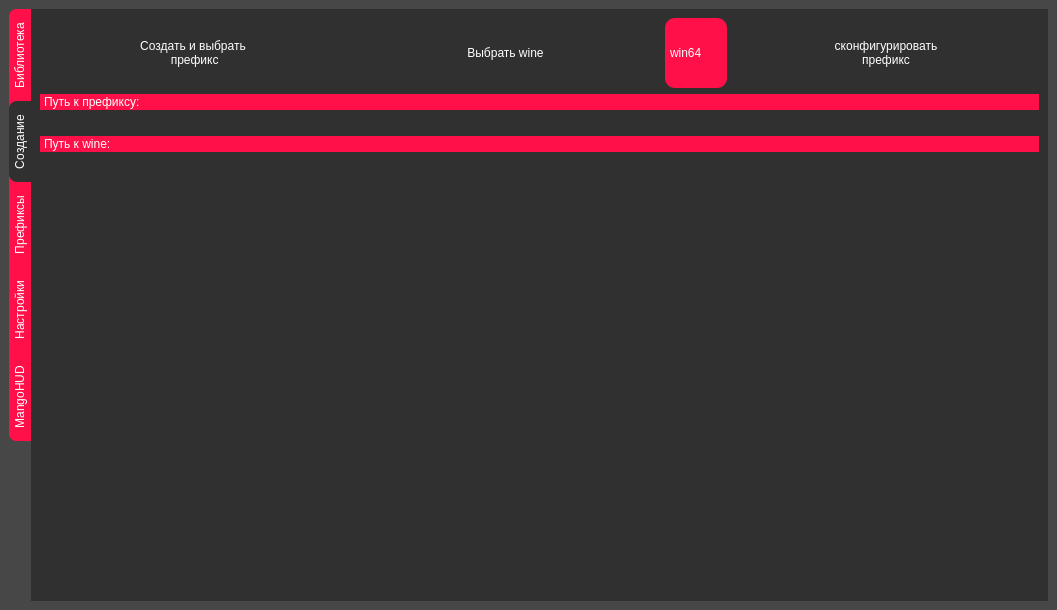
Old version of the form code_files/untitled.ui in the repository magiclinuxoid/GamesForLinux.
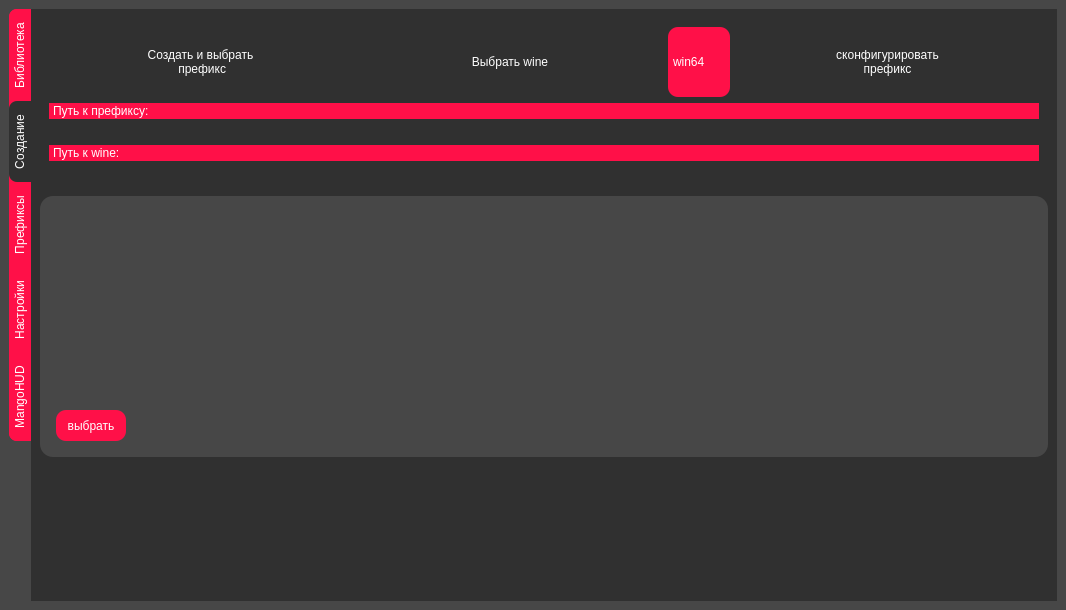
New version of the form. The open tabs and pages were chosen to show the change. Icons and pictures are not drawn.

Commit message: v0.25 выбор wine списком

```diff
--- a/code_files/untitled.ui
+++ b/code_files/untitled.ui
@@ -9,7 +9,7 @@
    <rect>
     <x>0</x>
     <y>0</y>
-    <width>1057</width>
+    <width>1066</width>
     <height>610</height>
    </rect>
   </property>
@@ -1802,175 +1802,121 @@
         <string>Создание</string>
        </attribute>
        <layout class="QGridLayout" name="gridLayout">
-        <item row="2" column="0">
-         <layout class="QVBoxLayout" name="verticalLayout">
-          <item>
-           <widget class="QLabel" name="label_3">
-            <property name="styleSheet">
-             <string notr="true">border-width: 1px;        
-background-color: rgb(255, 16, 72);
-border-radius:10px;
-border:none;
-font: 16pt &quot;Franxurter Totally&quot;;
-padding:1px;
-color: rgb(255, 255, 255);</string>
-            </property>
-            <property name="text">
-             <string>Путь к префиксу:</string>
-            </property>
-           </widget>
-          </item>
-          <item>
-           <widget class="QLabel" name="label">
-            <property name="styleSheet">
-             <string notr="true">color: rgb(255, 255, 255);</string>
-            </property>
-            <property name="text">
-             <string/>
-            </property>
-            <property name="textInteractionFlags">
-             <set>Qt::LinksAccessibleByMouse|Qt::TextSelectableByMouse</set>
-            </property>
-           </widget>
-          </item>
-          <item>
-           <widget class="QLabel" name="label_4">
-            <property name="styleSheet">
-             <string notr="true">border-width: 1px;        
-border-style: solid;
-background-color: rgb(255, 16, 72);
-border-radius:10px;
-border:none;
-font: 16pt &quot;Franxurter Totally&quot;;
-padding:1px;
-color: rgb(255, 255, 255);</string>
-            </property>
-            <property name="text">
-             <string>Путь к wine:</string>
-            </property>
-           </widget>
-          </item>
-          <item>
-           <widget class="QLabel" name="label_2">
-            <property name="styleSheet">
-             <string notr="true">color: rgb(255, 255, 255);</string>
-            </property>
-            <property name="text">
-             <string/>
-            </property>
-           </widget>
-          </item>
-         </layout>
-        </item>
-        <item row="8" column="0">
-         <spacer name="verticalSpacer">
-          <property name="orientation">
-           <enum>Qt::Vertical</enum>
+        <item row="0" column="0">
+         <widget class="QGroupBox" name="groupBox_5">
+          <property name="sizePolicy">
+           <sizepolicy hsizetype="Preferred" vsizetype="Fixed">
+            <horstretch>0</horstretch>
+            <verstretch>0</verstretch>
+           </sizepolicy>
           </property>
-          <property name="sizeHint" stdset="0">
-           <size>
-            <width>20</width>
-            <height>40</height>
-           </size>
+          <property name="styleSheet">
+           <string notr="true">
+border-radius:13px;
+
+
+</string>
           </property>
-         </spacer>
-        </item>
-        <item row="1" column="0">
-         <layout class="QHBoxLayout" name="horizontalLayout_2">
-          <item>
-           <widget class="QToolButton" name="Createprefix">
-            <property name="sizePolicy">
-             <sizepolicy hsizetype="MinimumExpanding" vsizetype="Preferred">
-              <horstretch>0</horstretch>
-              <verstretch>0</verstretch>
-             </sizepolicy>
-            </property>
-            <property name="minimumSize">
-             <size>
-              <width>0</width>
-              <height>70</height>
-             </size>
-            </property>
-            <property name="styleSheet">
-             <string notr="true">QToolButton::checked{
+          <property name="title">
+           <string/>
+          </property>
+          <layout class="QGridLayout" name="gridLayout_14">
+           <item row="0" column="0">
+            <layout class="QHBoxLayout" name="horizontalLayout_2">
+             <item>
+              <widget class="QToolButton" name="Createprefix">
+               <property name="sizePolicy">
+                <sizepolicy hsizetype="MinimumExpanding" vsizetype="Preferred">
+                 <horstretch>0</horstretch>
+                 <verstretch>0</verstretch>
+                </sizepolicy>
+               </property>
+               <property name="minimumSize">
+                <size>
+                 <width>0</width>
+                 <height>70</height>
+                </size>
+               </property>
+               <property name="styleSheet">
+                <string notr="true">QToolButton::checked{
 border-radius:10px;
 background-color:rgb(255, 16, 72);
 }</string>
-            </property>
-            <property name="text">
-             <string>Создать и выбрать
+               </property>
+               <property name="text">
+                <string>Создать и выбрать
  префикс</string>
-            </property>
-            <property name="iconSize">
-             <size>
-              <width>40</width>
-              <height>40</height>
-             </size>
-            </property>
-            <property name="checkable">
-             <bool>true</bool>
-            </property>
-            <property name="checked">
-             <bool>false</bool>
-            </property>
-            <property name="autoExclusive">
-             <bool>true</bool>
-            </property>
-            <property name="toolButtonStyle">
-             <enum>Qt::ToolButtonTextUnderIcon</enum>
-            </property>
-           </widget>
-          </item>
-          <item>
-           <widget class="QToolButton" name="Selectwine">
-            <property name="sizePolicy">
-             <sizepolicy hsizetype="MinimumExpanding" vsizetype="Preferred">
-              <horstretch>0</horstretch>
-              <verstretch>0</verstretch>
-             </sizepolicy>
-            </property>
-            <property name="styleSheet">
-             <string notr="true">QToolButton::checked{
+               </property>
+               <property name="iconSize">
+                <size>
+                 <width>40</width>
+                 <height>40</height>
+                </size>
+               </property>
+               <property name="checkable">
+                <bool>true</bool>
+               </property>
+               <property name="checked">
+                <bool>false</bool>
+               </property>
+               <property name="autoExclusive">
+                <bool>true</bool>
+               </property>
+               <property name="toolButtonStyle">
+                <enum>Qt::ToolButtonTextUnderIcon</enum>
+               </property>
+              </widget>
+             </item>
+             <item>
+              <widget class="QToolButton" name="Selectwine">
+               <property name="sizePolicy">
+                <sizepolicy hsizetype="MinimumExpanding" vsizetype="Preferred">
+                 <horstretch>0</horstretch>
+                 <verstretch>0</verstretch>
+                </sizepolicy>
+               </property>
+               <property name="styleSheet">
+                <string notr="true">QToolButton::checked{
 border-radius:10px;
 background-color: rgb(255, 16, 72);
 }</string>
-            </property>
-            <property name="text">
-             <string>Выбрать wine</string>
-            </property>
-            <property name="iconSize">
-             <size>
-              <width>40</width>
-              <height>40</height>
-             </size>
-            </property>
-            <property name="checkable">
-             <bool>true</bool>
-            </property>
-            <property name="checked">
-             <bool>false</bool>
-            </property>
-            <property name="autoExclusive">
-             <bool>true</bool>
-            </property>
-            <property name="toolButtonStyle">
-             <enum>Qt::ToolButtonTextUnderIcon</enum>
-            </property>
-           </widget>
-          </item>
-          <item alignment="Qt::AlignHCenter">
-           <widget class="QComboBox" name="comboBox">
-            <property name="sizePolicy">
-             <sizepolicy hsizetype="MinimumExpanding" vsizetype="Preferred">
-              <horstretch>0</horstretch>
-              <verstretch>0</verstretch>
-             </sizepolicy>
-            </property>
-            <property name="autoFillBackground">
-             <bool>false</bool>
-            </property>
-            <property name="styleSheet">
-             <string notr="true">QComboBox{
+               </property>
+               <property name="text">
+                <string>Выбрать wine</string>
+               </property>
+               <property name="iconSize">
+                <size>
+                 <width>40</width>
+                 <height>40</height>
+                </size>
+               </property>
+               <property name="checkable">
+                <bool>true</bool>
+               </property>
+               <property name="checked">
+                <bool>false</bool>
+               </property>
+               <property name="autoExclusive">
+                <bool>true</bool>
+               </property>
+               <property name="toolButtonStyle">
+                <enum>Qt::ToolButtonTextUnderIcon</enum>
+               </property>
+              </widget>
+             </item>
+             <item alignment="Qt::AlignHCenter">
+              <widget class="QComboBox" name="comboBox">
+               <property name="sizePolicy">
+                <sizepolicy hsizetype="MinimumExpanding" vsizetype="Preferred">
+                 <horstretch>0</horstretch>
+                 <verstretch>0</verstretch>
+                </sizepolicy>
+               </property>
+               <property name="autoFillBackground">
+                <bool>false</bool>
+               </property>
+               <property name="styleSheet">
+                <string notr="true">QComboBox{
 border-width: 1px;        
 border-style: solid;
 background-color: rgb(255, 16, 72);
@@ -2000,68 +1946,262 @@
 color: rgb(255, 255, 255);
 selection-background-color: rgb(255, 16, 72);
 }</string>
-            </property>
-            <property name="currentText">
-             <string>win64</string>
-            </property>
-            <property name="currentIndex">
-             <number>0</number>
-            </property>
-            <item>
-             <property name="text">
-              <string>win64</string>
-             </property>
-            </item>
-            <item>
-             <property name="text">
-              <string>win32</string>
-             </property>
-            </item>
-           </widget>
-          </item>
-          <item>
-           <widget class="QToolButton" name="Prefixload">
-            <property name="sizePolicy">
-             <sizepolicy hsizetype="MinimumExpanding" vsizetype="Preferred">
-              <horstretch>0</horstretch>
-              <verstretch>0</verstretch>
-             </sizepolicy>
-            </property>
-            <property name="styleSheet">
-             <string notr="true">QToolButton::checked{
+               </property>
+               <property name="currentText">
+                <string>win64</string>
+               </property>
+               <property name="currentIndex">
+                <number>0</number>
+               </property>
+               <item>
+                <property name="text">
+                 <string>win64</string>
+                </property>
+               </item>
+               <item>
+                <property name="text">
+                 <string>win32</string>
+                </property>
+               </item>
+              </widget>
+             </item>
+             <item>
+              <widget class="QToolButton" name="Prefixload">
+               <property name="sizePolicy">
+                <sizepolicy hsizetype="MinimumExpanding" vsizetype="Preferred">
+                 <horstretch>0</horstretch>
+                 <verstretch>0</verstretch>
+                </sizepolicy>
+               </property>
+               <property name="styleSheet">
+                <string notr="true">QToolButton::checked{
 border-radius:10px;
 background-color: rgb(255, 16, 72);;
 }</string>
-            </property>
-            <property name="text">
-             <string>сконфигурировать 
+               </property>
+               <property name="text">
+                <string>сконфигурировать 
 префикс</string>
+               </property>
+               <property name="iconSize">
+                <size>
+                 <width>40</width>
+                 <height>40</height>
+                </size>
+               </property>
+               <property name="checkable">
+                <bool>true</bool>
+               </property>
+               <property name="checked">
+                <bool>false</bool>
+               </property>
+               <property name="autoExclusive">
+                <bool>true</bool>
+               </property>
+               <property name="popupMode">
+                <enum>QToolButton::InstantPopup</enum>
+               </property>
+               <property name="toolButtonStyle">
+                <enum>Qt::ToolButtonTextUnderIcon</enum>
+               </property>
+              </widget>
+             </item>
+            </layout>
+           </item>
+           <item row="1" column="0">
+            <layout class="QVBoxLayout" name="verticalLayout">
+             <item>
+              <widget class="QLabel" name="label_3">
+               <property name="styleSheet">
+                <string notr="true">border-width: 1px;        
+background-color: rgb(255, 16, 72);
+border-radius:10px;
+border:none;
+font: 16pt &quot;Franxurter Totally&quot;;
+padding:1px;
+color: rgb(255, 255, 255);</string>
+               </property>
+               <property name="text">
+                <string>Путь к префиксу:</string>
+               </property>
+              </widget>
+             </item>
+             <item>
+              <widget class="QLabel" name="label">
+               <property name="styleSheet">
+                <string notr="true">color: rgb(255, 255, 255);</string>
+               </property>
+               <property name="text">
+                <string/>
+               </property>
+               <property name="textInteractionFlags">
+                <set>Qt::LinksAccessibleByMouse|Qt::TextSelectableByMouse</set>
+               </property>
+              </widget>
+             </item>
+             <item>
+              <widget class="QLabel" name="label_4">
+               <property name="styleSheet">
+                <string notr="true">border-width: 1px;        
+border-style: solid;
+background-color: rgb(255, 16, 72);
+border-radius:10px;
+border:none;
+font: 16pt &quot;Franxurter Totally&quot;;
+padding:1px;
+color: rgb(255, 255, 255);</string>
+               </property>
+               <property name="text">
+                <string>Путь к wine:</string>
+               </property>
+              </widget>
+             </item>
+             <item>
+              <widget class="QLabel" name="label_2">
+               <property name="styleSheet">
+                <string notr="true">color: rgb(255, 255, 255);</string>
+               </property>
+               <property name="text">
+                <string/>
+               </property>
+              </widget>
+             </item>
+            </layout>
+           </item>
+          </layout>
+         </widget>
+        </item>
+        <item row="5" column="0">
+         <layout class="QHBoxLayout" name="horizontalLayout_3">
+          <property name="topMargin">
+           <number>0</number>
+          </property>
+          <item>
+           <widget class="QGroupBox" name="groupBox_6">
+            <property name="styleSheet">
+             <string notr="true">border:none;</string>
             </property>
-            <property name="iconSize">
-             <size>
-              <width>40</width>
-              <height>40</height>
-             </size>
+            <property name="title">
+             <string/>
             </property>
-            <property name="checkable">
-             <bool>true</bool>
-            </property>
-            <property name="checked">
-             <bool>false</bool>
-            </property>
-            <property name="autoExclusive">
-             <bool>true</bool>
-            </property>
-            <property name="popupMode">
-             <enum>QToolButton::InstantPopup</enum>
-            </property>
-            <property name="toolButtonStyle">
-             <enum>Qt::ToolButtonTextUnderIcon</enum>
-            </property>
+            <layout class="QGridLayout" name="gridLayout_15">
+             <item row="0" column="0">
+              <spacer name="verticalSpacer">
+               <property name="orientation">
+                <enum>Qt::Vertical</enum>
+               </property>
+               <property name="sizeType">
+                <enum>QSizePolicy::Expanding</enum>
+               </property>
+               <property name="sizeHint" stdset="0">
+                <size>
+                 <width>20</width>
+                 <height>40</height>
+                </size>
+               </property>
+              </spacer>
+             </item>
+            </layout>
            </widget>
           </item>
          </layout>
         </item>
+        <item row="1" column="0" rowspan="2">
+         <widget class="QGroupBox" name="groupBox_7">
+          <property name="styleSheet">
+           <string notr="true">background-color: rgb(71, 71, 71);
+border-radius:13px;
+padding:7px;
+
+</string>
+          </property>
+          <property name="title">
+           <string/>
+          </property>
+          <layout class="QGridLayout" name="gridLayout_16">
+           <item row="0" column="0">
+            <widget class="QListWidget" name="listWidget_4">
+             <property name="styleSheet">
+              <string notr="true">QScrollBar:vertical {
+background-color: transparent;
+width: 25px;
+margin: 0px 0px 0px 0px;
+}
+QScrollBar::handle:vertical {
+border-radius: 5px;
+background: rgb(48, 48, 48);
+min-height: 48px;
+}
+
+/* This remvoes the bottom button by setting the height to 0px */
+QScrollBar::add-line:vertical {
+height: 0px;
+subcontrol-position: bottom;
+subcontrol-origin: margin;
+}
+
+/* This remvoes the top button by setting the height to 0px */
+QScrollBar::sub-line:vertical {
+height: 0px;
+subcontrol-position: top;
+subcontrol-origin: margin;
+}
+
+/* need this to get rid of crosshatching on scrollbar background */
+QScrollBar::add-page:vertical, QScrollBar::sub-page:vertical {
+background: none;
+}
+QListWidget{
+color:rgb(255, 255, 255);
+background-color: rgb(71, 71, 71);
+font: 16pt &quot;Franxurter Totally&quot;;
+border:none;
+border-radius:13px;
+padding:5px;
+
+}
+QListWidget::item::selected{
+padding:-0px;
+border-radius:7px;
+background-color:  rgb(255, 16, 72);
+color:rgb(255, 255, 255);
+}
+QListWidget::item{
+padding:5px;
+color:rrgb(255, 16, 72);
+}</string>
+             </property>
+             <property name="iconSize">
+              <size>
+               <width>13</width>
+               <height>13</height>
+              </size>
+             </property>
+             <property name="spacing">
+              <number>0</number>
+             </property>
+            </widget>
+           </item>
+           <item row="1" column="0">
+            <widget class="QToolButton" name="toolButton_12">
+             <property name="styleSheet">
+              <string notr="true">border-radius:10px;
+background-color: rgb(255, 16, 72);</string>
+             </property>
+             <property name="text">
+              <string>выбрать</string>
+             </property>
+             <property name="checkable">
+              <bool>true</bool>
+             </property>
+             <property name="checked">
+              <bool>true</bool>
+             </property>
+            </widget>
+           </item>
+          </layout>
+         </widget>
+        </item>
        </layout>
       </widget>
       <widget class="QWidget" name="tab_2">
```
Left out of the diff: 757 changed lines with no effect on the pictures. The commit also changes 8890 other files.
